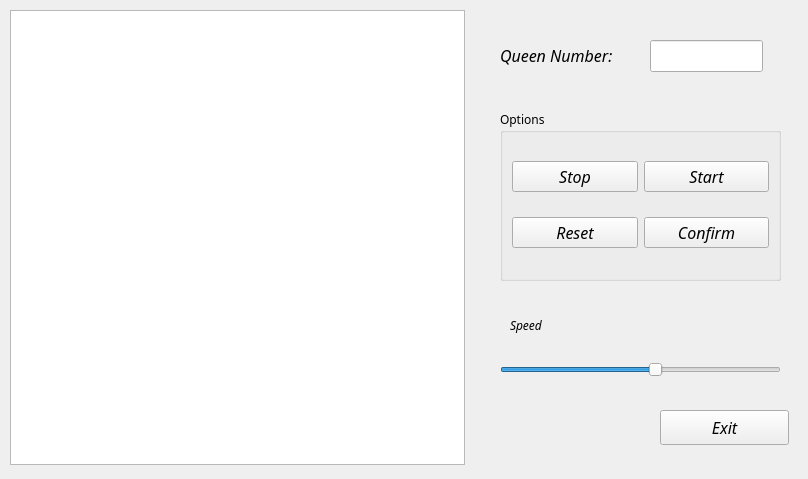
Old version of the form form.ui in the repository zdszero/NQueen-Visualzer.
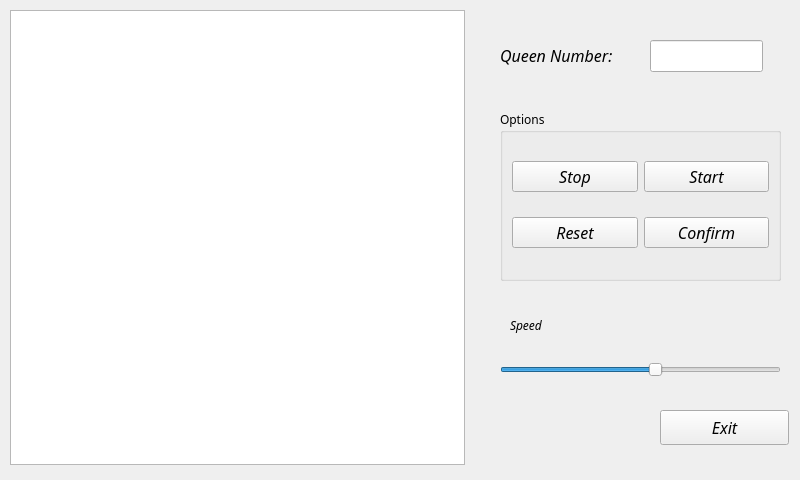
New version of the form.

Diff of the .ui file:
```diff
--- a/form.ui
+++ b/form.ui
@@ -6,8 +6,8 @@
    <rect>
     <x>0</x>
     <y>0</y>
-    <width>808</width>
-    <height>479</height>
+    <width>800</width>
+    <height>480</height>
    </rect>
   </property>
   <property name="windowTitle">
```
